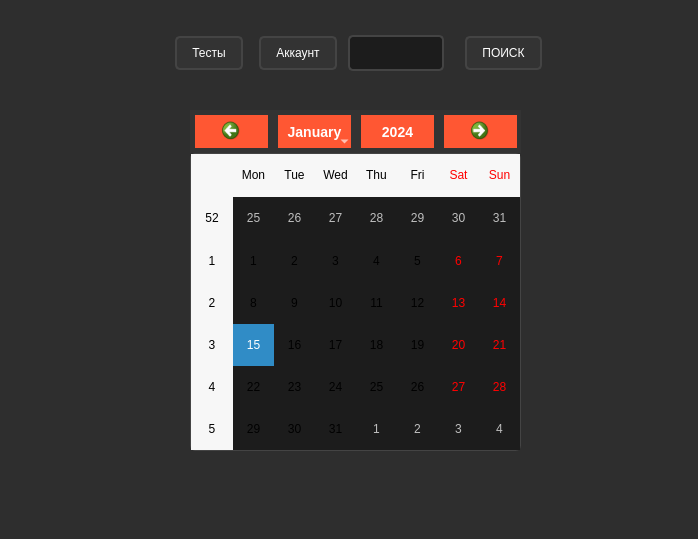
This is src/main/mainwin.ui in maks2134/RepetitorPlatform as Qt 5 draws it before an edit. The edited form follows.
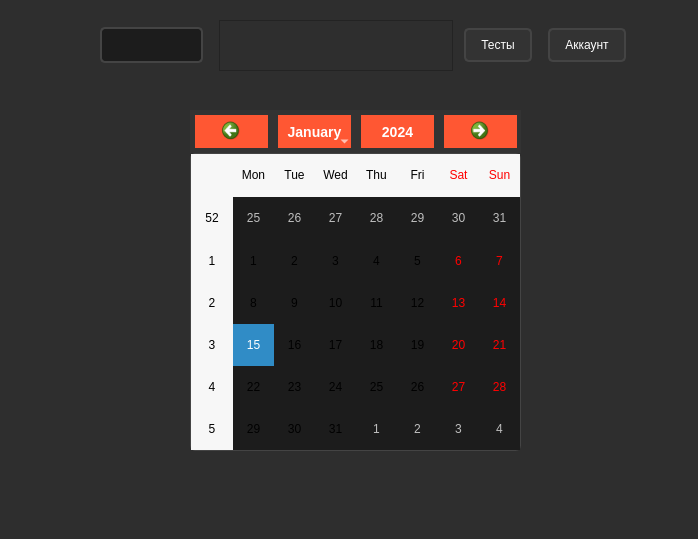
This is the edited form.

Patch:
```diff
--- a/src/main/mainwin.ui
+++ b/src/main/mainwin.ui
@@ -99,13 +99,19 @@
   <widget class="QWidget" name="horizontalLayoutWidget">
    <property name="geometry">
     <rect>
-     <x>170</x>
-     <y>30</y>
-     <width>377</width>
-     <height>46</height>
+     <x>100</x>
+     <y>20</y>
+     <width>531</width>
+     <height>51</height>
     </rect>
    </property>
    <layout class="QHBoxLayout" name="horizontalLayout">
+    <item>
+     <widget class="QLineEdit" name="searchLineEdit"/>
+    </item>
+    <item>
+     <widget class="QListWidget" name="repetitorListWidget"/>
+    </item>
     <item>
      <widget class="QPushButton" name="pushButton_5">
       <property name="text">
@@ -120,16 +126,6 @@
       </property>
      </widget>
     </item>
-    <item>
-     <widget class="QLineEdit" name="lineEdit"/>
-    </item>
-    <item>
-     <widget class="QPushButton" name="pushButton">
-      <property name="text">
-       <string>ПОИСК</string>
-      </property>
-     </widget>
-    </item>
    </layout>
   </widget>
   <widget class="QCalendarWidget" name="calendarWidget">
```
